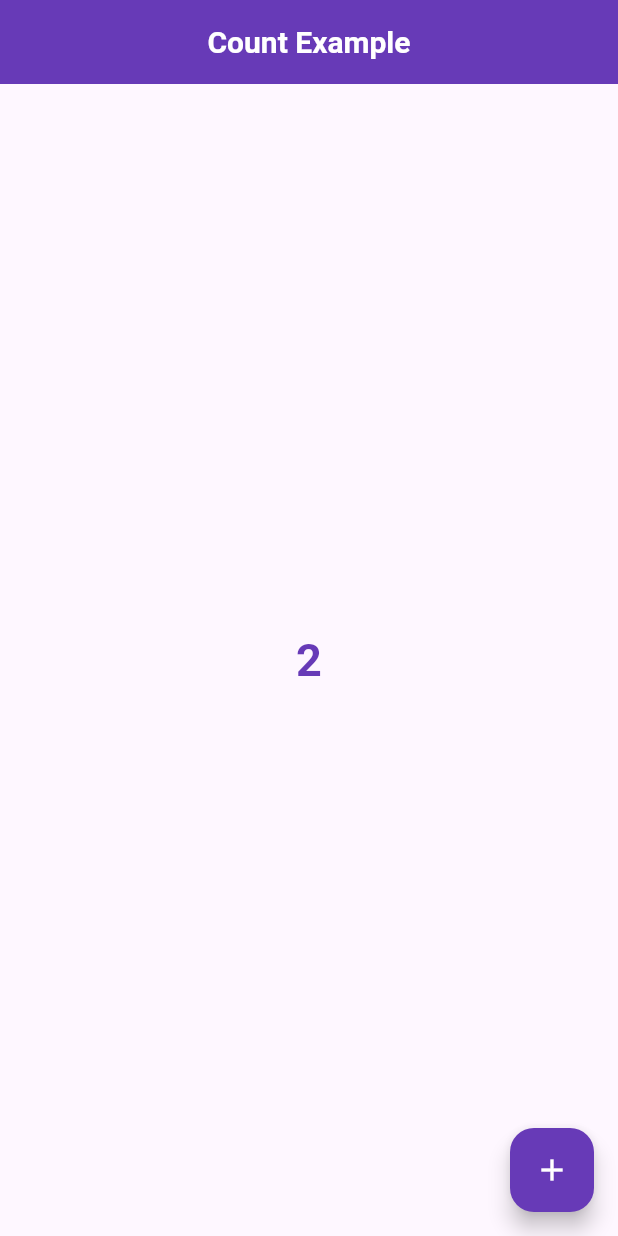
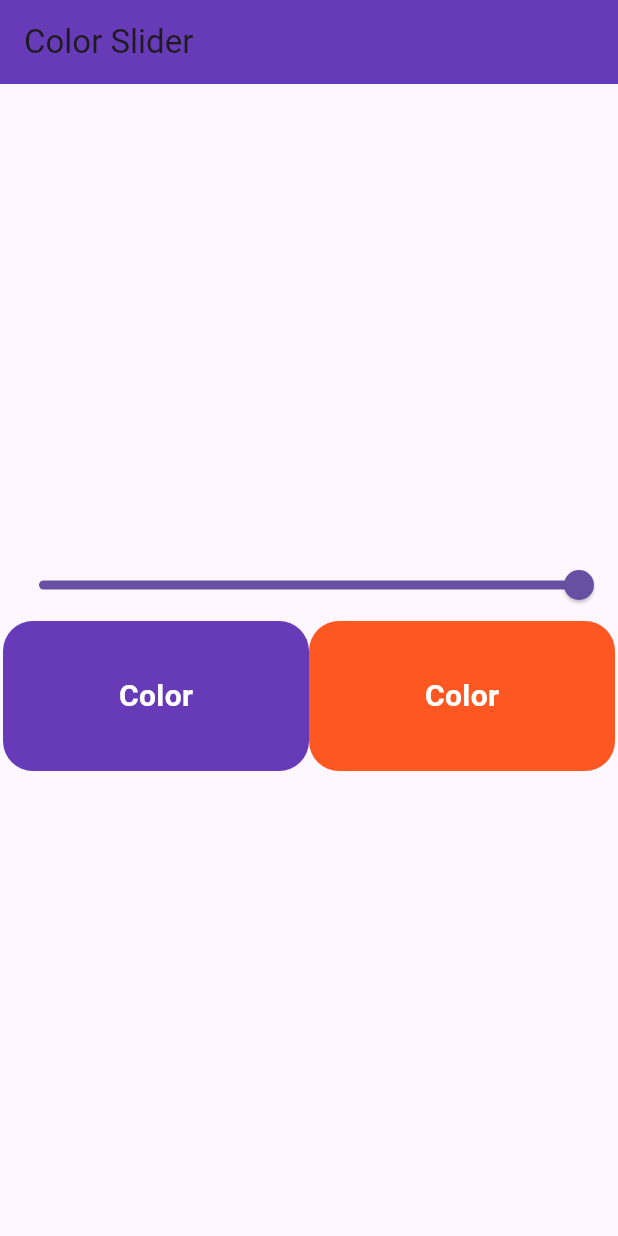
Before and after one commit to Abhi98989/provider, a Flutter app: the screen it shows after launch, on a phone screen of 412 x 824 dp. Run offline on Flutter 3.47's test engine with Material 3 defaults, Android fonts, the phone set to English and light mode, and no system bars.

Commit message:
Color Slider example of provider

```diff
--- a/lib/main.dart
+++ b/lib/main.dart
@@ -1,9 +1,10 @@
 import 'package:flutter/material.dart';
 import 'package:pro_example/provider/count_provider.dart';
 import 'package:pro_example/provider/fav_provider.dart';
+import 'package:pro_example/screen/color/color_slider.dart';
 // import 'package:pro_example/screen/fav/fav_screen.dart';
 import 'package:provider/provider.dart';
-
+import 'provider/color_provider.dart';
 import 'screen/count/count_example.dart';
 
 void main() {
@@ -20,120 +21,13 @@ class MyApp extends StatelessWidget {
     MultiProvider(providers: [
       ChangeNotifierProvider(create: (_) =>FavouriteItemProvider(),),
       ChangeNotifierProvider(create: (_) => CountProvider()),
+      ChangeNotifierProvider(create: (_) => ColorProvider()),
 
     ],
-    child:MaterialApp(
-      title: 'Flutter Demo',
-      theme: ThemeData(
-        // This is the theme of your application.
-        //
-        // TRY THIS: Try running your application with "flutter run". You'll see
-        // the application has a purple toolbar. Then, without quitting the app,
-        // try changing the seedColor in the colorScheme below to Colors.green
-        // and then invoke "hot reload" (save your changes or press the "hot
-        // reload" button in a Flutter-supported IDE, or press "r" if you used
-        // the command line to start the app).
-        //
-        // Notice that the counter didn't reset back to zero; the application
-        // state is not lost during the reload. To reset the state, use hot
-        // restart instead.
-        //
-        // This works for code too, not just values: Most code changes can be
-        // tested with just a hot reload.
-        colorScheme: ColorScheme.fromSeed(seedColor: Colors.deepPurple),
-        useMaterial3: true,
-      ),
+    child:const MaterialApp(
       debugShowCheckedModeBanner: false,
-      home: const CountExample(),
+      home:ColorSlider(),
     )
     );
   }
 }
-
-class MyHomePage extends StatefulWidget {
-  const MyHomePage({super.key, required this.title});
-
-  // This widget is the home page of your application. It is stateful, meaning
-  // that it has a State object (defined below) that contains fields that affect
-  // how it looks.
-
-  // This class is the configuration for the state. It holds the values (in this
-  // case the title) provided by the parent (in this case the App widget) and
-  // used by the build method of the State. Fields in a Widget subclass are
-  // always marked "final".
-
-  final String title;
-
-  @override
-  State<MyHomePage> createState() => _MyHomePageState();
-}
-
-class _MyHomePageState extends State<MyHomePage> {
-  int _counter = 0;
-
-  void _incrementCounter() {
-    setState(() {
-      // This call to setState tells the Flutter framework that something has
-      // changed in this State, which causes it to rerun the build method below
-      // so that the display can reflect the updated values. If we changed
-      // _counter without calling setState(), then the build method would not be
-      // called again, and so nothing would appear to happen.
-      _counter++;
-    });
-  }
-
-  @override
-  Widget build(BuildContext context) {
-    // This method is rerun every time setState is called, for instance as done
-    // by the _incrementCounter method above.
-    //
-    // The Flutter framework has been optimized to make rerunning build methods
-    // fast, so that you can just rebuild anything that needs updating rather
-    // than having to individually change instances of widgets.
-    return Scaffold(
-      appBar: AppBar(
-        // TRY THIS: Try changing the color here to a specific color (to
-        // Colors.amber, perhaps?) and trigger a hot reload to see the AppBar
-        // change color while the other colors stay the same.
-        backgroundColor: Theme.of(context).colorScheme.inversePrimary,
-        // Here we take the value from the MyHomePage object that was created by
-        // the App.build method, and use it to set our appbar title.
-        title: Text(widget.title),
-      ),
-      body: Center(
-        // Center is a layout widget. It takes a single child and positions it
-        // in the middle of the parent.
-        child: Column(
-          // Column is also a layout widget. It takes a list of children and
-          // arranges them vertically. By default, it sizes itself to fit its
-          // children horizontally, and tries to be as tall as its parent.
-          //
-          // Column has various properties to control how it sizes itself and
-          // how it positions its children. Here we use mainAxisAlignment to
-          // center the children vertically; the main axis here is the vertical
-          // axis because Columns are vertical (the cross axis would be
-          // horizontal).
-          //
-          // TRY THIS: Invoke "debug painting" (choose the "Toggle Debug Paint"
-          // action in the IDE, or press "p" in the console), to see the
-          // wireframe for each widget.
-          mainAxisAlignment: MainAxisAlignment.center,
-          children: <Widget>[
-            const Text(
-              'You have pushed the button this many times:',
-            ),
-            Text(
-              '$_counter',
-              style: Theme.of(context).textTheme.headlineMedium,
-            ),
-          ],
-        ),
-      ),
-      floatingActionButton: FloatingActionButton(
-        onPressed: _incrementCounter,
-        tooltip: 'Increment',
-        child: const Icon(Icons.add),
-      ), // This trailing comma makes auto-formatting nicer for build methods.
-    );
-  }
-}
--- /dev/null
+++ b/lib/provider/color_provider.dart
@@ -0,0 +1,11 @@
+import 'package:flutter/foundation.dart';
+
+class ColorProvider with ChangeNotifier {
+  double _value = 1.0;
+  double get value => _value;
+
+  void setdoubleValue(double value) {
+    _value = value;
+    notifyListeners();
+  }
+}
--- /dev/null
+++ b/lib/screen/color/color_slider.dart
@@ -0,0 +1,71 @@
+import 'package:flutter/material.dart';
+import 'package:provider/provider.dart';
+import '../../provider/color_provider.dart';
+
+class ColorSlider extends StatefulWidget {
+  const ColorSlider({super.key});
+
+  @override
+  State<ColorSlider> createState() => _ColorSliderState();
+}
+
+class _ColorSliderState extends State<ColorSlider> {
+  // double value = 1.0;
+  @override
+  Widget build(BuildContext context) {
+    // print("build");
+    return Scaffold(
+      appBar: AppBar(
+        backgroundColor: Colors.deepPurple,
+        title: const Text('Color Slider'),
+        ),
+        body: Padding(
+          padding: const EdgeInsets.all(2.0),
+          child: Column(
+            mainAxisAlignment: MainAxisAlignment.center,
+            children: [
+              Consumer<ColorProvider>(builder: (context, value, child){
+                return Slider(
+                min: 0.0,
+                max: 1.0,
+                // divisions: 10,
+                value: value.value, onChanged:(val){
+                value.setdoubleValue(val);
+              });
+              }),
+              Consumer<ColorProvider>(builder: (context, value, child){
+                return Row(
+                mainAxisAlignment: MainAxisAlignment.spaceBetween,
+                children: [
+                  Expanded(
+                    child: Container(
+                      height: 100,
+                      // width: 100,
+                      decoration: BoxDecoration(
+                        color: Colors.deepPurple.withOpacity(value.value),
+                        borderRadius: BorderRadius.circular(20),
+                      ),
+                      child: const Center(child: Text('Color',style: TextStyle(color: Colors.white, fontSize: 20, fontWeight: FontWeight.bold),),),
+                  )
+                  ),
+                  Expanded(
+                    child: Container(
+                      height: 100,
+                      // width: 100,
+                      decoration: BoxDecoration(
+                        color: Colors.deepOrange.withOpacity(value.value),
+                        borderRadius: BorderRadius.circular(20),
+                      ),
+                      child: const Center(child: Text('Color',style: TextStyle(color: Colors.white, fontSize: 20, fontWeight: FontWeight.bold),),),
+                  )
+                  ),
+                ],
+              );
+              })
+
+            ],
+          ),
+        ),
+    );
+  }
+}
--- a/lib/screen/count/count_example.dart
+++ b/lib/screen/count/count_example.dart
@@ -1,8 +1,6 @@
 import 'dart:async';
-
 import 'package:flutter/material.dart';
 import 'package:provider/provider.dart';
-
 import '../../provider/count_provider.dart';
 
 class CountExample extends StatefulWidget {
@@ -11,7 +9,6 @@ class CountExample extends StatefulWidget {
   @override
   State<CountExample> createState() => _CountExampleState();
 }
-
 class _CountExampleState extends State<CountExample> {
   @override
   void initState() {
```
